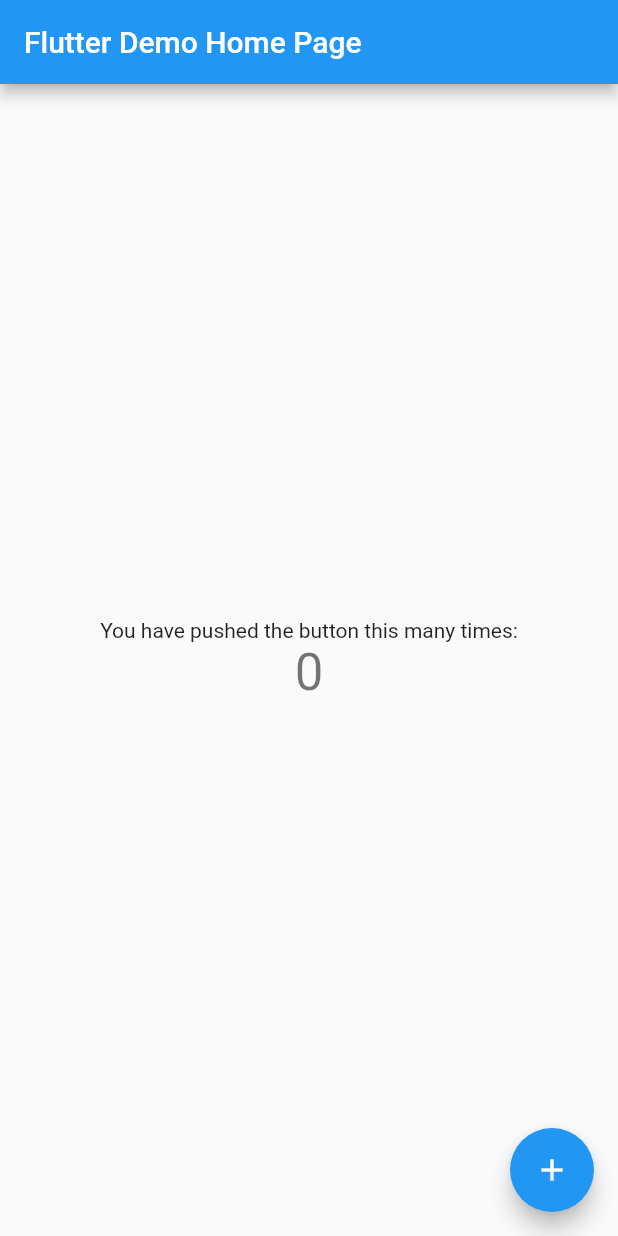
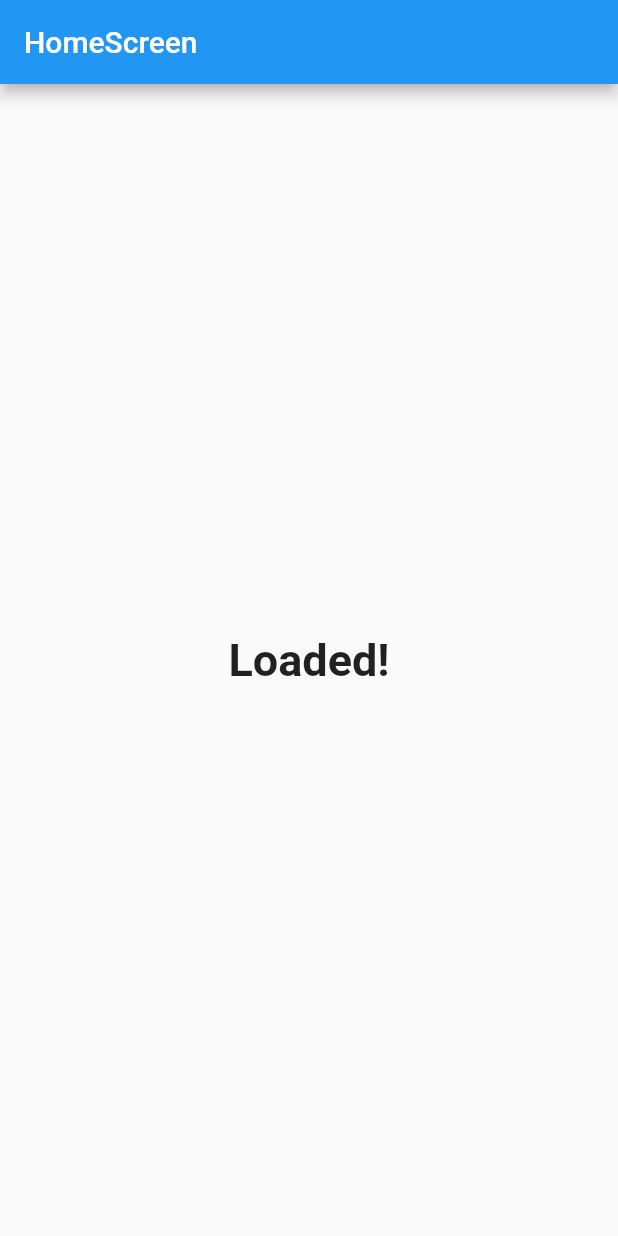
Before and after one commit to hjc1983/flutter_demo, a Flutter app: the screen it shows after launch, on a phone screen of 412 x 824 dp. Run offline on Flutter 3.47's test engine with Material 2 defaults, Android fonts, the phone set to English and light mode, and no system bars; our stand-ins replace splashscreen; network calls fail.

Commit message:
Include a splash screen when app starts

```diff
--- a/lib/main.dart
+++ b/lib/main.dart
@@ -1,111 +1,52 @@
 import 'package:flutter/material.dart';
+import 'package:splashscreen/splashscreen.dart';
 
-void main() => runApp(MyApp());
+void main() {
+  runApp(new MaterialApp(
+    home: new MyApp(),
+  ));
+}
 
-class MyApp extends StatelessWidget {
-  // This widget is the root of your application.
+class MyApp extends StatefulWidget {
+  @override
+  _MyAppState createState() => new _MyAppState();
+}
+
+class _MyAppState extends State<MyApp> {
   @override
   Widget build(BuildContext context) {
-    return MaterialApp(
-      title: 'Flutter Demo',
-      theme: ThemeData(
-        // This is the theme of your application.
-        //
-        // Try running your application with "flutter run". You'll see the
-        // application has a blue toolbar. Then, without quitting the app, try
-        // changing the primarySwatch below to Colors.green and then invoke
-        // "hot reload" (press "r" in the console where you ran "flutter run",
-        // or simply save your changes to "hot reload" in a Flutter IDE).
-        // Notice that the counter didn't reset back to zero; the application
-        // is not restarted.
-        primarySwatch: Colors.blue,
-      ),
-      home: MyHomePage(title: 'Flutter Demo Home Page'),
+    return new SplashScreen(
+        seconds: 3,
+        navigateAfterSeconds: new AfterSplash(),
+        title: new Text(
+          'Welcome In SplashScreen',
+          style: new TextStyle(fontWeight: FontWeight.bold, fontSize: 20.0),
+        ),
+        image: new Image.network('http://via.placeholder.com/350x150'),
+        backgroundColor: Colors.white,
+        styleTextUnderTheLoader: new TextStyle(),
+        photoSize: 100.0,
+        onClick: () => print("Loading..."),
+        loaderColor: Colors.red);
+  }
+}
+
+class AfterSplash extends StatelessWidget {
+  @override
+  Widget build(BuildContext context) {
+    return new Scaffold(
+      appBar: new AppBar(
+          title: new Text("HomeScreen"), automaticallyImplyLeading: false),
+      body: new Center(
+          child: Column(
+            mainAxisAlignment: MainAxisAlignment.center,
+        children: <Widget>[
+          new Text(
+            "Loaded!",
+            style: new TextStyle(fontWeight: FontWeight.bold, fontSize: 30.0),
+          ),
+        ],
+      )),
     );
   }
 }
-
-class MyHomePage extends StatefulWidget {
-  MyHomePage({Key key, this.title}) : super(key: key);
-
-  // This widget is the home page of your application. It is stateful, meaning
-  // that it has a State object (defined below) that contains fields that affect
-  // how it looks.
-
-  // This class is the configuration for the state. It holds the values (in this
-  // case the title) provided by the parent (in this case the App widget) and
-  // used by the build method of the State. Fields in a Widget subclass are
-  // always marked "final".
-
-  final String title;
-
-  @override
-  _MyHomePageState createState() => _MyHomePageState();
-}
-
-class _MyHomePageState extends State<MyHomePage> {
-  int _counter = 0;
-
-  void _incrementCounter() {
-    setState(() {
-      // This call to setState tells the Flutter framework that something has
-      // changed in this State, which causes it to rerun the build method below
-      // so that the display can reflect the updated values. If we changed
-      // _counter without calling setState(), then the build method would not be
-      // called again, and so nothing would appear to happen.
-      _counter++;
-    });
-  }
-
-  @override
-  Widget build(BuildContext context) {
-    // This method is rerun every time setState is called, for instance as done
-    // by the _incrementCounter method above.
-    //
-    // The Flutter framework has been optimized to make rerunning build methods
-    // fast, so that you can just rebuild anything that needs updating rather
-    // than having to individually change instances of widgets.
-    return Scaffold(
-      appBar: AppBar(
-        // Here we take the value from the MyHomePage object that was created by
-        // the App.build method, and use it to set our appbar title.
-        title: Text(widget.title),
-      ),
-      body: Center(
-        // Center is a layout widget. It takes a single child and positions it
-        // in the middle of the parent.
-        child: Column(
-          // Column is also layout widget. It takes a list of children and
-          // arranges them vertically. By default, it sizes itself to fit its
-          // children horizontally, and tries to be as tall as its parent.
-          //
-          // Invoke "debug painting" (press "p" in the console, choose the
-          // "Toggle Debug Paint" action from the Flutter Inspector in Android
-          // Studio, or the "Toggle Debug Paint" command in Visual Studio Code)
-          // to see the wireframe for each widget.
-          //
-          // Column has various properties to control how it sizes itself and
-          // how it positions its children. Here we use mainAxisAlignment to
-          // center the children vertically; the main axis here is the vertical
-          // axis because Columns are vertical (the cross axis would be
-          // horizontal).
-          mainAxisAlignment: MainAxisAlignment.center,
-          children: <Widget>[
-            Text(
-              'You have pushed the button this many times:',
-            ),
-            Text(
-              '$_counter',
-              style: Theme.of(context).textTheme.display1,
-            ),
-          ],
-        ),
-      ),
-      floatingActionButton: FloatingActionButton(
-        onPressed: _incrementCounter,
-        tooltip: 'Increment',
-        child: Icon(Icons.add),
-      ), // This trailing comma makes auto-formatting nicer for build methods.
-    );
-  }
-}
--- a/pubspec.yaml
+++ b/pubspec.yaml
@@ -23,6 +23,7 @@ dependencies:
   # The following adds the Cupertino Icons font to your application.
   # Use with the CupertinoIcons class for iOS style icons.
   cupertino_icons: ^0.1.2
+  splashscreen: ^1.2.0
 
 dev_dependencies:
   flutter_test:
```
